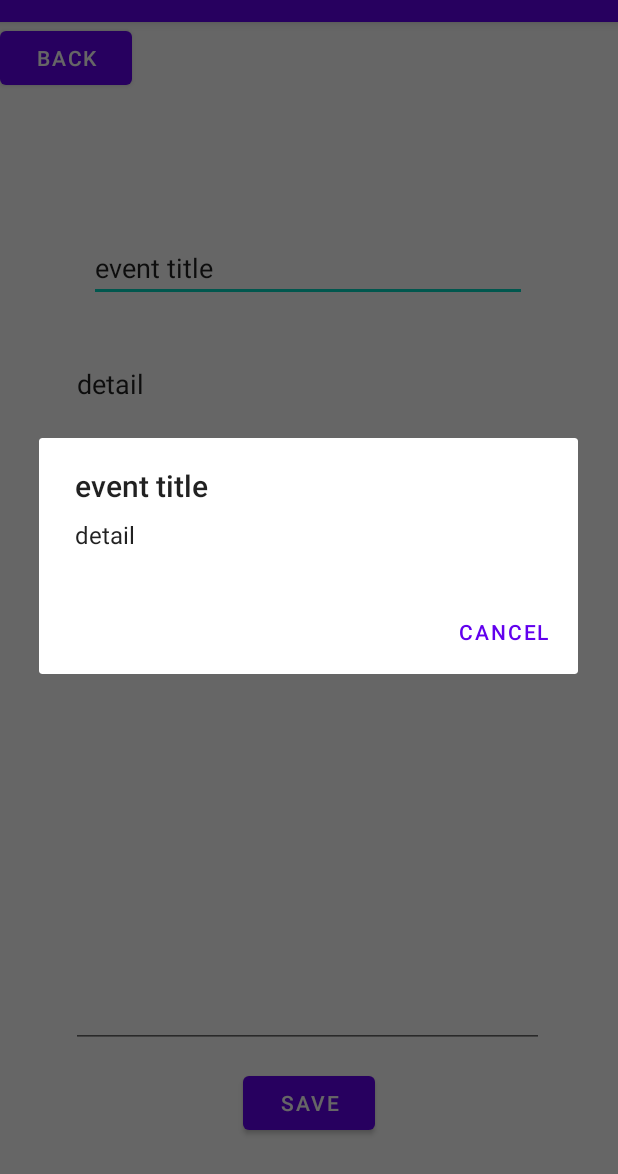
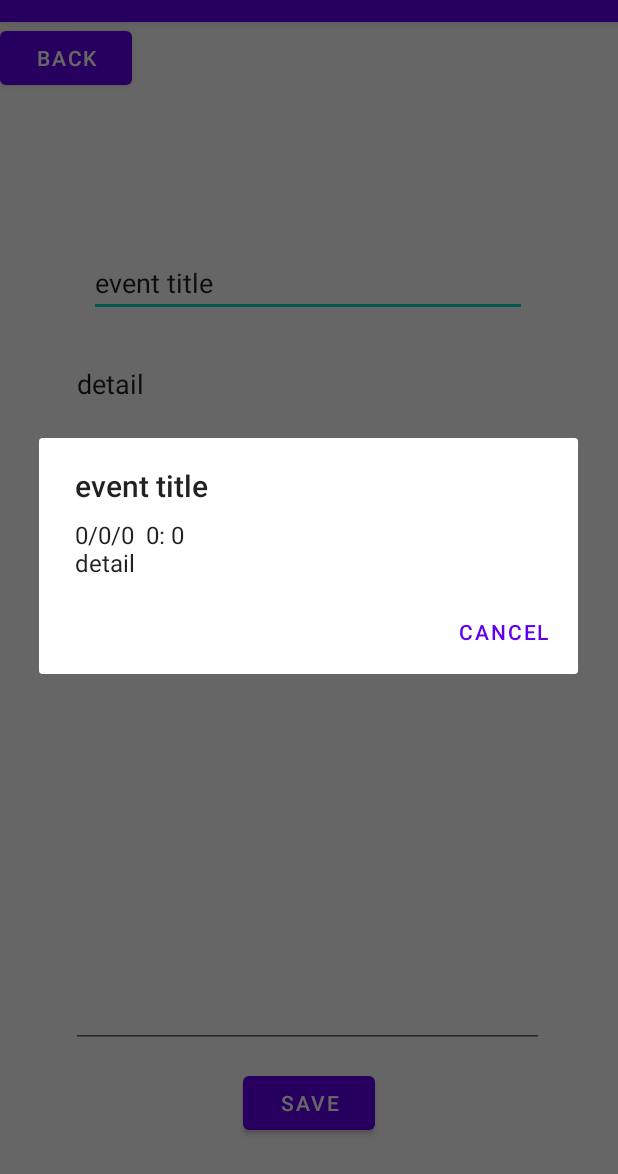
Before and after one commit to Haolinc/DueItProject, an Android app: the TextEntering screen opened directly, with no data from a screen before it, after a tap on "SAVE", on a phone screen of 412 x 824 dp, the part 62-1236 px from its top. Run offline under Robolectric (Android 15) with nearby library versions, the phone set to English and light mode, and no system bars.

Commit message:
add function to pass date from calnedarActitvity to TextActivity

```diff
--- a/app/src/main/java/com/example/duelt/TextEntering.java
+++ b/app/src/main/java/com/example/duelt/TextEntering.java
@@ -4,6 +4,7 @@ import androidx.appcompat.app.AlertDialog;
 import androidx.appcompat.app.AppCompatActivity;
 
 import android.content.DialogInterface;
+import android.content.Intent;
 import android.os.Bundle;
 import android.view.View;
 import android.widget.EditText;
@@ -13,12 +14,23 @@ public class TextEntering extends AppCompatActivity {
     private String eventDetail;
     private EditText eventTitleInput;
     private EditText eventDetailInput;
+    private int year, month, day, hour, minute;
+
     @Override
     protected void onCreate(Bundle savedInstanceState) {
         super.onCreate(savedInstanceState);
         setContentView(R.layout.activity_text_entering);
         eventTitleInput = findViewById(R.id.eventTitle);
         eventDetailInput = findViewById(R.id.eventDetail);
+
+        //get date from calendarActivity
+        Intent intent = getIntent();
+        year = intent.getIntExtra(CalendarActivity.EXTRA_Year, 0);
+        month = intent.getIntExtra(CalendarActivity.EXTRA_Month, 0);
+        day = intent.getIntExtra(CalendarActivity.EXTRA_Day, 0);
+        hour= intent.getIntExtra(CalendarActivity.EXTRA_Hour, 0);
+        minute = intent.getIntExtra(CalendarActivity.EXTRA_Minute, 0);
+
     }
 
     public void back(View v){
@@ -32,8 +44,8 @@ public class TextEntering extends AppCompatActivity {
         //testing
         AlertDialog alertDialog = new AlertDialog.Builder(this).create();
         alertDialog.setTitle(eventTitle);
-        //alertDialog.setMessage(mYear + "/" + mMonth+"/"+ mDay + "  "+ mHour + ": " + mMinute +"\n" + eventDetail );
-        alertDialog.setMessage(eventDetail);
+        alertDialog.setMessage(year + "/" + month+"/"+ day + "  "+ hour + ": " + minute +"\n" + eventDetail );
+        //alertDialog.setMessage(eventDetail);
 
         alertDialog.setButton(AlertDialog.BUTTON_POSITIVE, "Cancel",
                 new DialogInterface.OnClickListener() {
--- a/app/src/main/res/layout/activity_text_entering.xml
+++ b/app/src/main/res/layout/activity_text_entering.xml
@@ -19,14 +19,17 @@
         android:id="@+id/eventTitle"
         android:layout_width="292dp"
         android:layout_height="41dp"
-        android:layout_marginBottom="32dp"
+        android:layout_marginTop="16dp"
+        android:layout_marginBottom="16dp"
         android:ems="10"
         android:inputType="textPersonName"
         android:text="event title"
         app:layout_constraintBottom_toTopOf="@+id/eventDetail"
         app:layout_constraintEnd_toEndOf="parent"
         app:layout_constraintHorizontal_bias="0.495"
-        app:layout_constraintStart_toStartOf="parent" />
+        app:layout_constraintStart_toStartOf="parent"
+        app:layout_constraintTop_toBottomOf="@+id/button5"
+        app:layout_constraintVertical_bias="0.935" />
 
     <EditText
         android:id="@+id/eventDetail"
```
Also changed, not shown: app/src/main/java/com/example/duelt/CalendarActivity.java (+14 -1 lines).
